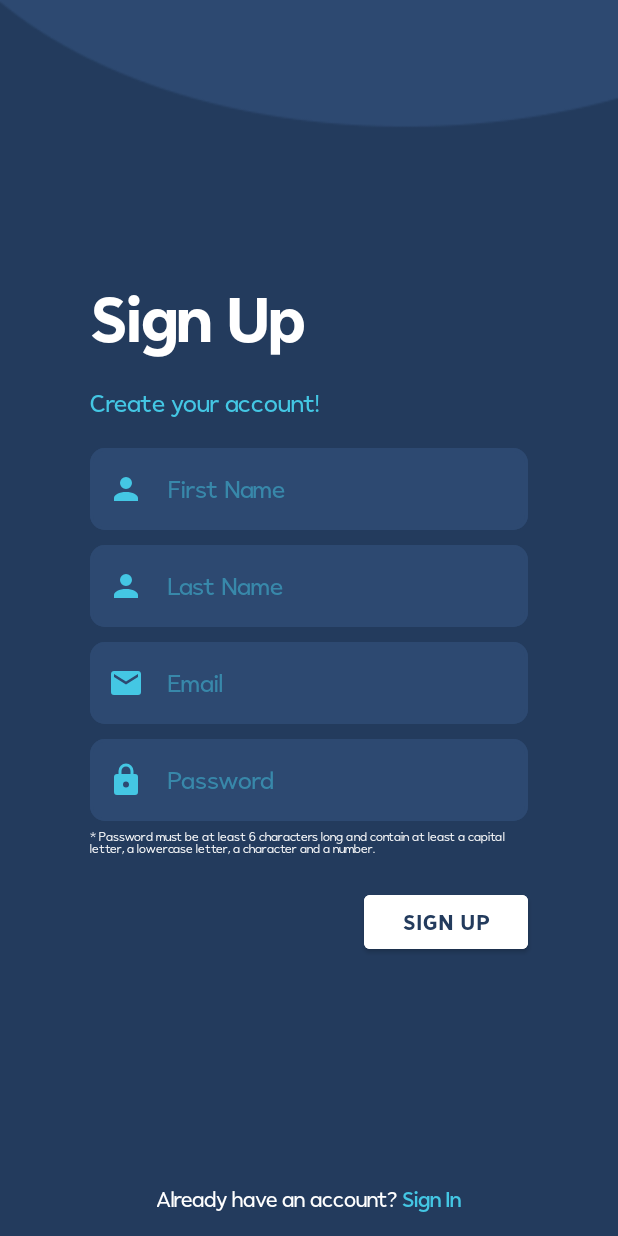
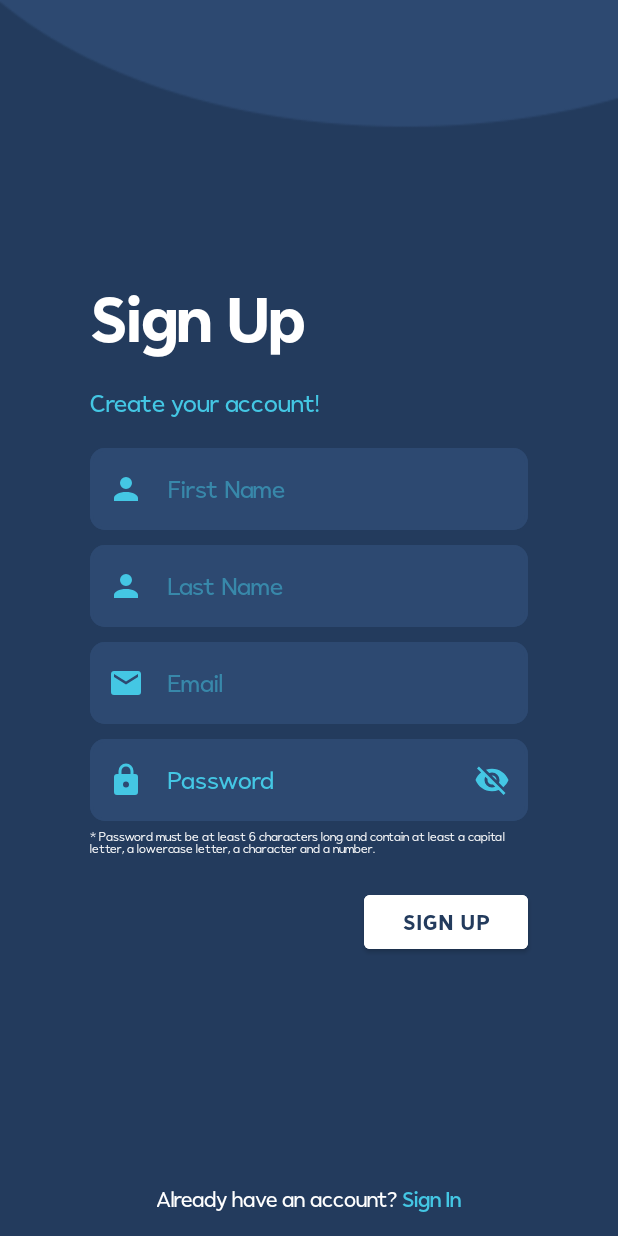
Before and after one commit to justin-medeiros/IBudget---Budgeting-App, an Android app: the screen it shows after launch (SplashScreenActivity), after a tap on "Sign Up", on a phone screen of 412 x 824 dp. Run offline under Robolectric (Android 15) with nearby library versions, the phone set to English and light mode, and no system bars; our stand-ins replace Firebase (no records; nobody signed in at launch, a user with empty details on screens opened directly), data binding; 3 other taps on this screen came first.

Commit message:
Added password eye toggle to make password visible/invisible in login and sign up page

```diff
--- /dev/null
+++ b/app/src/main/res/drawable/custom_password_eye.xml
@@ -0,0 +1,24 @@
+<animated-selector xmlns:android="http://schemas.android.com/apk/res/android"
+    xmlns:tools="http://schemas.android.com/tools"
+    tools:ignore="NewApi">
+
+    <item
+        android:id="@+id/visible"
+        android:drawable="@drawable/ic_open_eye"
+        android:state_checked="true"/>
+
+    <item
+        android:id="@+id/masked"
+        android:drawable="@drawable/ic_close_eye"/>
+
+    <transition
+        android:drawable="@drawable/ic_close_eye"
+        android:fromId="@id/masked"
+        android:toId="@id/visible"/>
+
+    <transition
+        android:drawable="@drawable/ic_open_eye"
+        android:fromId="@id/visible"
+        android:toId="@id/masked"/>
+
+</animated-selector>
--- /dev/null
+++ b/app/src/main/res/drawable/ic_close_eye.xml
@@ -0,0 +1,8 @@
+<!-- drawable/eye_off.xml -->
+<vector xmlns:android="http://schemas.android.com/apk/res/android"
+    android:height="24dp"
+    android:width="24dp"
+    android:viewportWidth="24"
+    android:viewportHeight="24">
+    <path android:fillColor="#000" android:pathData="M11.83,9L15,12.16C15,12.11 15,12.05 15,12A3,3 0 0,0 12,9C11.94,9 11.89,9 11.83,9M7.53,9.8L9.08,11.35C9.03,11.56 9,11.77 9,12A3,3 0 0,0 12,15C12.22,15 12.44,14.97 12.65,14.92L14.2,16.47C13.53,16.8 12.79,17 12,17A5,5 0 0,1 7,12C7,11.21 7.2,10.47 7.53,9.8M2,4.27L4.28,6.55L4.73,7C3.08,8.3 1.78,10 1,12C2.73,16.39 7,19.5 12,19.5C13.55,19.5 15.03,19.2 16.38,18.66L16.81,19.08L19.73,22L21,20.73L3.27,3M12,7A5,5 0 0,1 17,12C17,12.64 16.87,13.26 16.64,13.82L19.57,16.75C21.07,15.5 22.27,13.86 23,12C21.27,7.61 17,4.5 12,4.5C10.6,4.5 9.26,4.75 8,5.2L10.17,7.35C10.74,7.13 11.35,7 12,7Z" />
+</vector>
--- /dev/null
+++ b/app/src/main/res/drawable/ic_open_eye.xml
@@ -0,0 +1,8 @@
+<!-- drawable/eye.xml -->
+<vector xmlns:android="http://schemas.android.com/apk/res/android"
+    android:height="24dp"
+    android:width="24dp"
+    android:viewportWidth="24"
+    android:viewportHeight="24">
+    <path android:fillColor="#000" android:pathData="M12,9A3,3 0 0,0 9,12A3,3 0 0,0 12,15A3,3 0 0,0 15,12A3,3 0 0,0 12,9M12,17A5,5 0 0,1 7,12A5,5 0 0,1 12,7A5,5 0 0,1 17,12A5,5 0 0,1 12,17M12,4.5C7,4.5 2.73,7.61 1,12C2.73,16.39 7,19.5 12,19.5C17,19.5 21.27,16.39 23,12C21.27,7.61 17,4.5 12,4.5Z" />
+</vector>
--- a/app/src/main/res/layout/fragment_login.xml
+++ b/app/src/main/res/layout/fragment_login.xml
@@ -87,6 +87,9 @@
                 app:boxStrokeColor="@color/background_secondary"
                 app:boxStrokeWidth="2dp"
                 app:hintEnabled="false"
+                app:endIconDrawable="@drawable/custom_password_eye"
+                app:endIconTint="@color/foreground_primary"
+                app:endIconMode="password_toggle"
                 app:startIconDrawable="@drawable/ic_lock"
                 app:startIconTint="@color/foreground_primary">
 
--- a/app/src/main/res/layout/fragment_sign_up.xml
+++ b/app/src/main/res/layout/fragment_sign_up.xml
@@ -203,6 +203,9 @@
                 app:boxStrokeColor="@color/background_secondary"
                 app:boxStrokeWidth="2dp"
                 app:hintEnabled="false"
+                app:endIconDrawable="@drawable/custom_password_eye"
+                app:endIconTint="@color/foreground_primary"
+                app:endIconMode="password_toggle"
                 app:startIconDrawable="@drawable/ic_lock"
                 app:startIconTint="@color/foreground_primary">
 
@@ -213,7 +216,7 @@
                     android:fontFamily="@font/figerona_regular"
                     android:gravity="center_vertical"
                     android:hint="Password"
-                    android:textColorHint="@color/foreground_primary_50"
+                    android:textColorHint="@color/foreground_primary"
                     android:inputType="textPassword"
                     android:textColor="@color/white"
                     app:boxStrokeColor="@color/background_secondary" />
```
